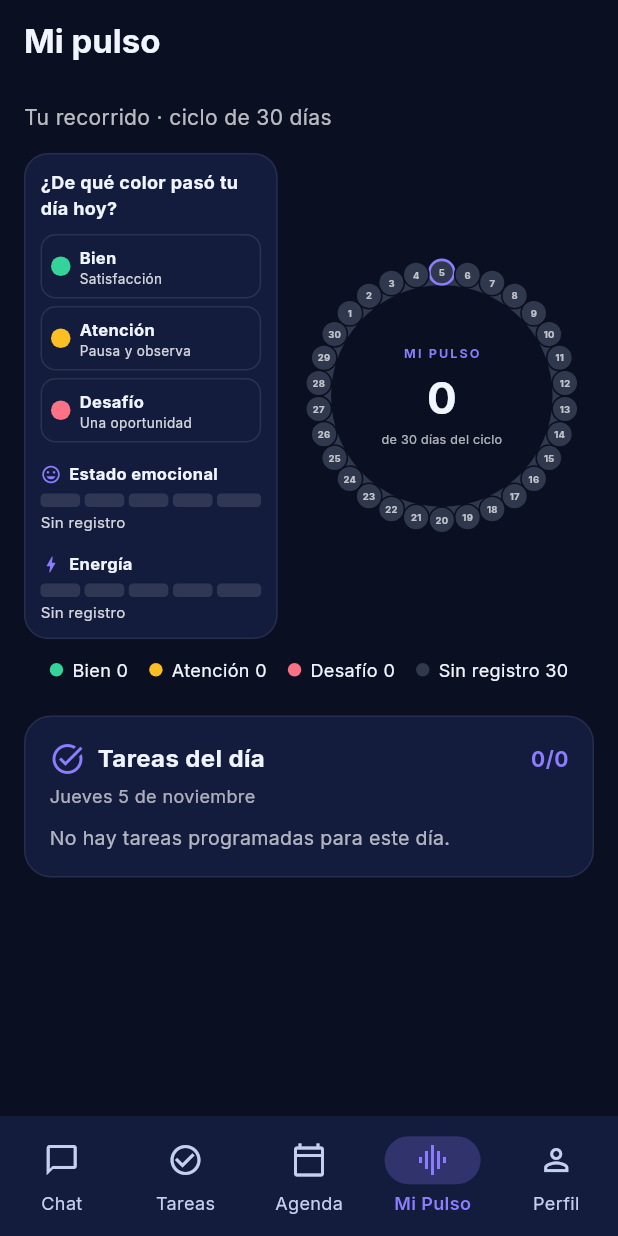
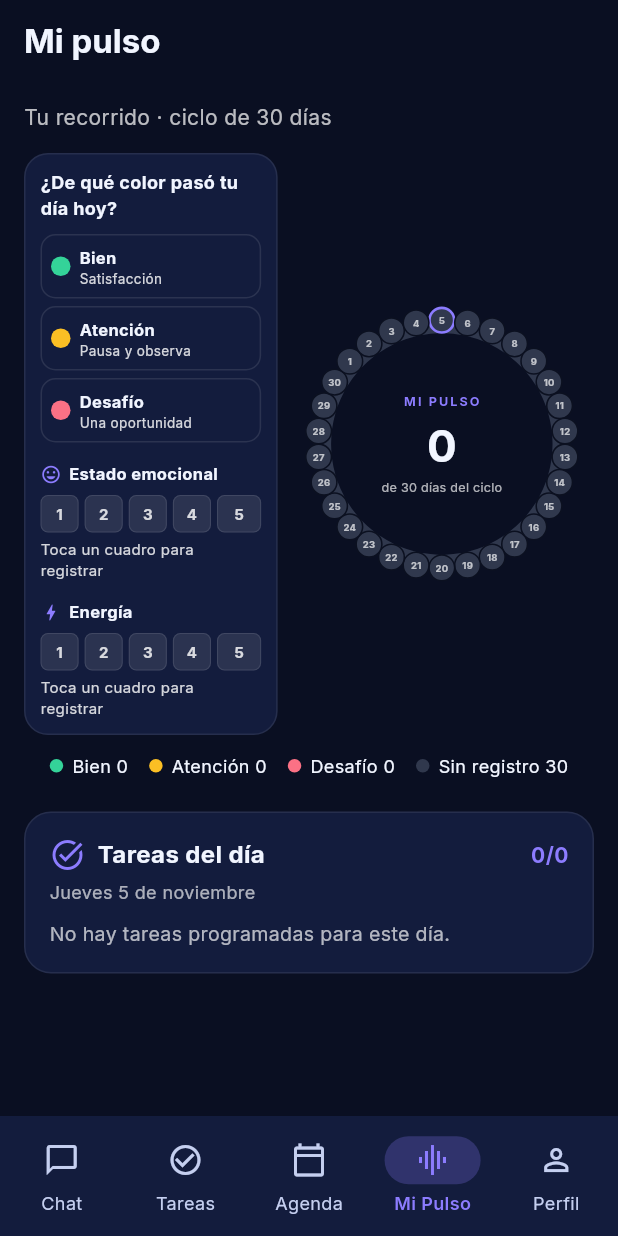
Before and after one commit to villadiegorodrigo7-coder/neuroplan-ai, a Flutter app: the screen it shows once a user with an empty profile is signed in, item 4 of the bottom bar chosen, on a phone screen of 412 x 824 dp. Run offline on Flutter 3.47's test engine with Material 3 defaults, Android fonts, the phone set to English and light mode, and no system bars; our stand-ins replace flutter_tts, google_fonts, shared_preferences, speech_to_text, supabase_flutter; accounts and stored records are empty; network calls fail.

Commit message:
Hacer interactivos los indicadores de Mi Pulso

```diff
--- a/lib/screens/mi_pulso_screen.dart
+++ b/lib/screens/mi_pulso_screen.dart
@@ -262,7 +262,8 @@ class _MiPulsoScreenState extends State<MiPulsoScreen> {
       );
     }
 
-    Widget escala(String titulo, int valor, String descripcion, IconData icono) {
+    Widget escala(String titulo, int valor, String descripcion, IconData icono,
+        void Function(int) alSeleccionar) {
       return Padding(
         padding: const EdgeInsets.only(top: 13),
         child: Column(
@@ -273,21 +274,42 @@ class _MiPulsoScreenState extends State<MiPulsoScreen> {
               const SizedBox(width: 5),
               Expanded(child: Text(titulo, style: const TextStyle(fontSize: 11, fontWeight: FontWeight.w700))),
             ]),
-            const SizedBox(height: 5),
+            const SizedBox(height: 6),
             Row(
-              children: List.generate(5, (i) => Expanded(
-                child: Container(
-                  height: 9,
-                  margin: EdgeInsets.only(right: i == 4 ? 0 : 3),
-                  decoration: BoxDecoration(
-                    color: valor > i ? scheme.primary : Colors.white.withValues(alpha: 0.12),
-                    borderRadius: BorderRadius.circular(3),
+              children: List.generate(5, (i) {
+                final nivel = i + 1;
+                final activo = valor == nivel;
+                return Expanded(
+                  child: Padding(
+                    padding: EdgeInsets.only(right: i == 4 ? 0 : 4),
+                    child: InkWell(
+                      borderRadius: BorderRadius.circular(5),
+                      onTap: () => alSeleccionar(activo ? 0 : nivel),
+                      child: Container(
+                        height: 25,
+                        alignment: Alignment.center,
+                        decoration: BoxDecoration(
+                          color: valor >= nivel
+                              ? scheme.primary.withValues(alpha: 0.85)
+                              : Colors.white.withValues(alpha: 0.10),
+                          borderRadius: BorderRadius.circular(5),
+                          border: Border.all(
+                            color: activo ? scheme.primary : Colors.white.withValues(alpha: 0.10),
+                            width: activo ? 1.5 : 0.7,
+                          ),
+                        ),
+                        child: Text('$nivel', style: TextStyle(
+                          fontSize: 10, fontWeight: FontWeight.w700,
+                          color: valor >= nivel ? Colors.black87 : colorTexto,
+                        )),
+                      ),
+                    ),
                   ),
-                ),
-              )),
+                );
+              }),
             ),
-            const SizedBox(height: 3),
-            Text(valor > 0 ? descripcion : 'Sin registro',
+            const SizedBox(height: 4),
+            Text(valor > 0 ? descripcion : 'Toca un cuadro para registrar',
               style: TextStyle(fontSize: 10, color: colorTexto)),
           ],
         ),
@@ -313,9 +335,17 @@ class _MiPulsoScreenState extends State<MiPulsoScreen> {
           const SizedBox(height: 5),
           opcionSemaforo('riesgo', 'Desafío', 'Una oportunidad', kColorDesafio),
           escala('Estado emocional', entrada?.estado ?? 0,
-            _estado(entrada?.estado ?? 0), Icons.mood_outlined),
+            _estado(entrada?.estado ?? 0), Icons.mood_outlined, (nivel) {
+              final registro = DiarioStore.instance.obtenerOCrear(_seleccionado);
+              registro.estado = nivel;
+              DiarioStore.instance.cambio(registro);
+            }),
           escala('Energía', entrada?.energia ?? 0,
-            _energia(entrada?.energia ?? 0), Icons.bolt_outlined),
+            _energia(entrada?.energia ?? 0), Icons.bolt_outlined, (nivel) {
+              final registro = DiarioStore.instance.obtenerOCrear(_seleccionado);
+              registro.energia = nivel;
+              DiarioStore.instance.cambio(registro);
+            }),
         ],
       ),
     );
```
